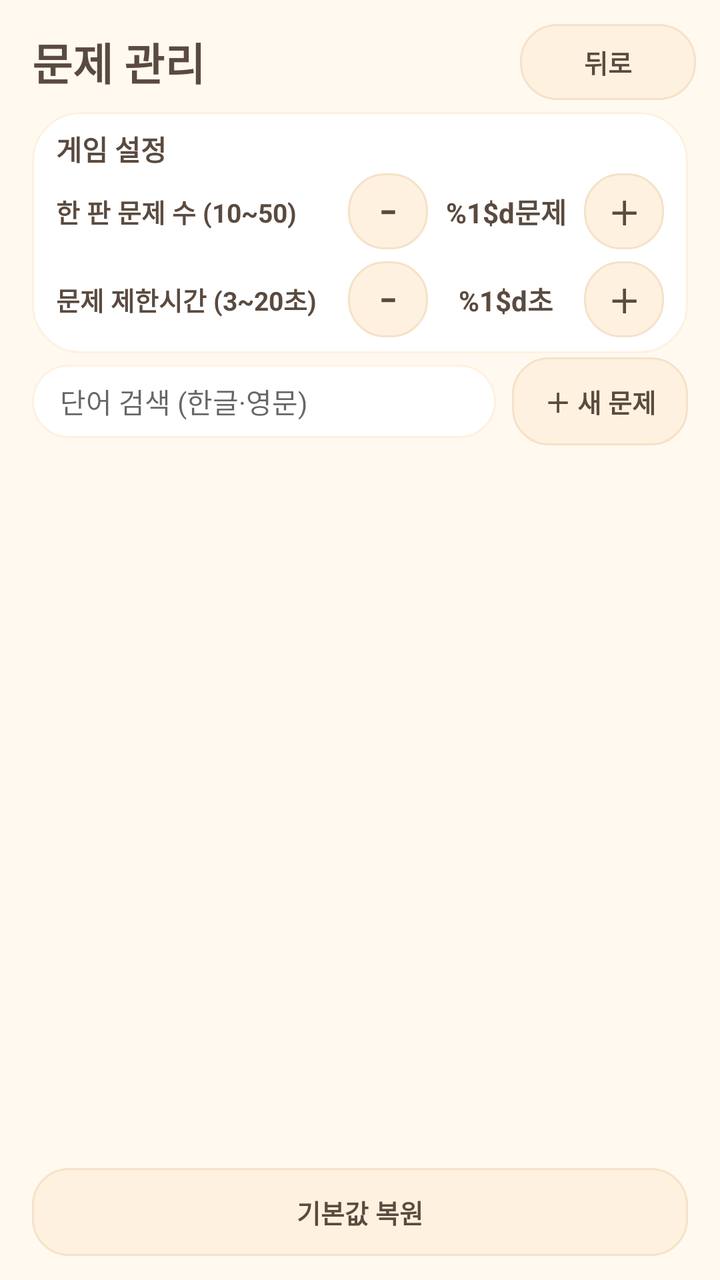
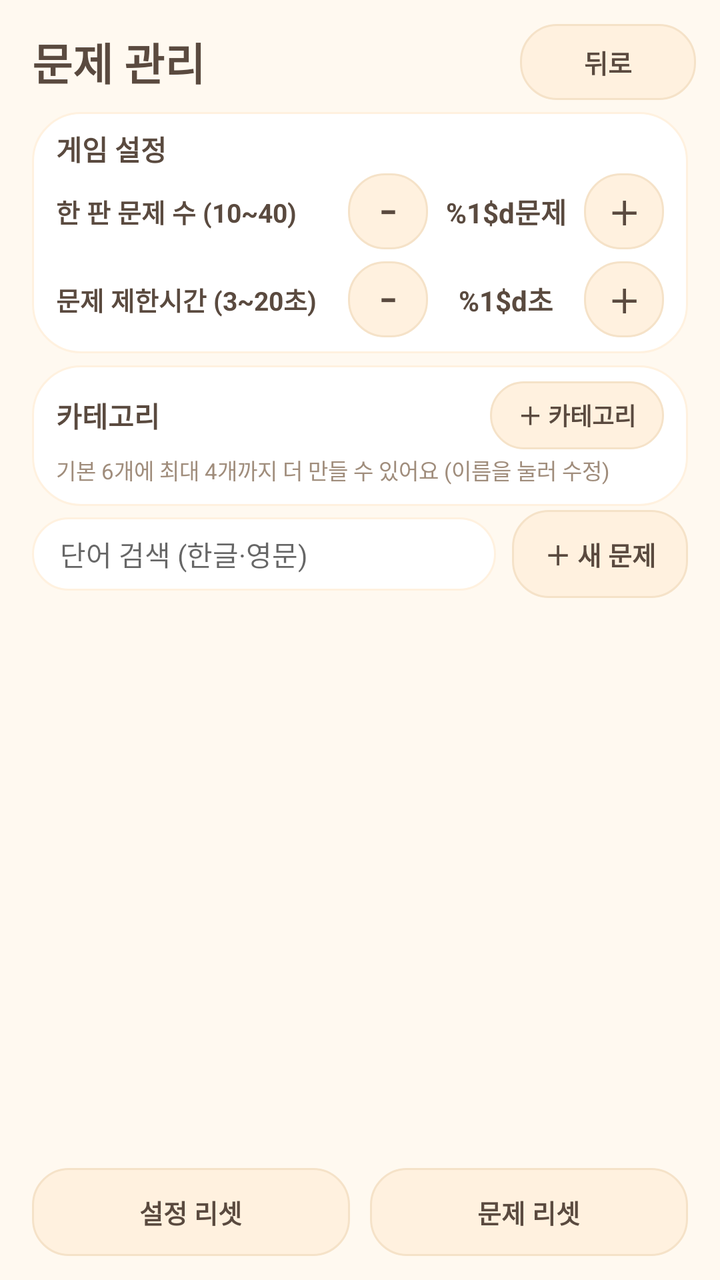

An Android layout rendered at two revisions. The XML below is the earlier revision; the diff shows what the commit changed to produce the second picture.
<!-- AndroidManifest.xml: application theme Theme.VoiceWordGame -->
<!-- res/layout/activity_admin.xml -->
<?xml version="1.0" encoding="utf-8"?>
<FrameLayout xmlns:android="http://schemas.android.com/apk/res/android"
    android:id="@+id/adminRoot"
    android:layout_width="match_parent"
    android:layout_height="match_parent"
    android:background="@color/cream">

    <LinearLayout
        android:layout_width="match_parent"
        android:layout_height="match_parent"
        android:orientation="vertical">

        <LinearLayout
            android:layout_width="match_parent"
            android:layout_height="wrap_content"
            android:gravity="center_vertical"
            android:orientation="horizontal"
            android:paddingStart="16dp"
            android:paddingTop="12dp"
            android:paddingEnd="12dp"
            android:paddingBottom="4dp">

            <TextView
                style="@style/TextTitle"
                android:layout_width="0dp"
                android:layout_height="wrap_content"
                android:layout_weight="1"
                android:text="@string/admin_title"
                android:textSize="22sp" />

            <TextView
                android:id="@+id/adminCount"
                style="@style/TextBody"
                android:layout_width="wrap_content"
                android:layout_height="wrap_content"
                android:layout_marginEnd="8dp" />

            <Button
                android:id="@+id/closeAdmin"
                style="@style/Widget.CuteButton"
                android:layout_width="wrap_content"
                android:layout_height="wrap_content"
                android:minHeight="38dp"
                android:text="@string/back"
                android:textSize="13sp" />
        </LinearLayout>

        
        <LinearLayout
            android:id="@+id/adminSettings"
            android:layout_width="match_parent"
            android:layout_height="wrap_content"
            android:layout_marginStart="16dp"
            android:layout_marginTop="2dp"
            android:layout_marginEnd="16dp"
            android:background="@drawable/bg_card"
            android:orientation="vertical"
            android:paddingStart="12dp"
            android:paddingTop="8dp"
            android:paddingEnd="12dp"
            android:paddingBottom="8dp">

            <TextView
                style="@style/TextSection"
                android:layout_width="wrap_content"
                android:layout_height="wrap_content"
                android:text="@string/admin_settings_title"
                android:textSize="14sp" />

            
            <LinearLayout
                android:layout_width="match_parent"
                android:layout_height="wrap_content"
                android:layout_marginTop="2dp"
                android:gravity="center_vertical"
                android:orientation="horizontal">

                <TextView
                    style="@style/TextBody"
                    android:layout_width="0dp"
                    android:layout_height="wrap_content"
                    android:layout_weight="1"
                    android:text="@string/admin_setting_questions"
                    android:textColor="@color/ink"
                    android:textSize="13sp"
                    android:textStyle="bold" />

                <Button
                    android:id="@+id/settingCountMinus"
                    style="@style/Widget.CuteButton"
                    android:layout_width="40dp"
                    android:layout_height="38dp"
                    android:contentDescription="@string/admin_setting_minus_desc"
                    android:minWidth="0dp"
                    android:paddingStart="0dp"
                    android:paddingEnd="0dp"
                    android:text="@string/admin_setting_minus"
                    android:textSize="16sp" />

                <TextView
                    android:id="@+id/settingCountValue"
                    style="@style/TextBody"
                    android:layout_width="78dp"
                    android:layout_height="wrap_content"
                    android:gravity="center"
                    android:text="@string/admin_setting_questions_value"
                    android:textColor="@color/ink"
                    android:textSize="14sp"
                    android:textStyle="bold" />

                <Button
                    android:id="@+id/settingCountPlus"
                    style="@style/Widget.CuteButton"
                    android:layout_width="40dp"
                    android:layout_height="38dp"
                    android:contentDescription="@string/admin_setting_plus_desc"
                    android:minWidth="0dp"
                    android:paddingStart="0dp"
                    android:paddingEnd="0dp"
                    android:text="@string/admin_setting_plus"
                    android:textSize="16sp" />
            </LinearLayout>

            
            <LinearLayout
                android:layout_width="match_parent"
                android:layout_height="wrap_content"
                android:layout_marginTop="6dp"
                android:gravity="center_vertical"
                android:orientation="horizontal">

                <TextView
                    style="@style/TextBody"
                    android:layout_width="0dp"
                    android:layout_height="wrap_content"
                    android:layout_weight="1"
                    android:text="@string/admin_setting_time"
                    android:textColor="@color/ink"
                    android:textSize="13sp"
                    android:textStyle="bold" />

                <Button
                    android:id="@+id/settingTimeMinus"
                    style="@style/Widget.CuteButton"
                    android:layout_width="40dp"
                    android:layout_height="38dp"
                    android:contentDescription="@string/admin_setting_minus_desc"
                    android:minWidth="0dp"
                    android:paddingStart="0dp"
                    android:paddingEnd="0dp"
                    android:text="@string/admin_setting_minus"
                    android:textSize="16sp" />

                <TextView
                    android:id="@+id/settingTimeValue"
                    style="@style/TextBody"
                    android:layout_width="78dp"
                    android:layout_height="wrap_content"
                    android:gravity="center"
                    android:text="@string/admin_setting_time_value"
                    android:textColor="@color/ink"
                    android:textSize="14sp"
                    android:textStyle="bold" />

                <Button
                    android:id="@+id/settingTimePlus"
                    style="@style/Widget.CuteButton"
                    android:layout_width="40dp"
                    android:layout_height="38dp"
                    android:contentDescription="@string/admin_setting_plus_desc"
                    android:minWidth="0dp"
                    android:paddingStart="0dp"
                    android:paddingEnd="0dp"
                    android:text="@string/admin_setting_plus"
                    android:textSize="16sp" />
            </LinearLayout>
        </LinearLayout>

        <LinearLayout
            android:layout_width="match_parent"
            android:layout_height="wrap_content"
            android:gravity="center_vertical"
            android:orientation="horizontal"
            android:paddingStart="16dp"
            android:paddingTop="2dp"
            android:paddingEnd="16dp">

            <EditText
                android:id="@+id/adminSearch"
                android:layout_width="0dp"
                android:layout_height="wrap_content"
                android:layout_weight="1"
                android:background="@drawable/bg_pill"
                android:hint="@string/admin_search_hint"
                android:imeOptions="actionSearch"
                android:importantForAutofill="no"
                android:inputType="text"
                android:paddingStart="14dp"
                android:paddingTop="8dp"
                android:paddingEnd="14dp"
                android:paddingBottom="8dp"
                android:singleLine="true"
                android:textColor="@color/ink"
                android:textSize="14sp" />

            <Button
                android:id="@+id/addProblem"
                style="@style/Widget.CuteButton"
                android:layout_width="wrap_content"
                android:layout_height="wrap_content"
                android:layout_marginStart="8dp"
                android:text="@string/admin_add"
                android:textSize="13sp" />
        </LinearLayout>

        <HorizontalScrollView
            android:layout_width="match_parent"
            android:layout_height="wrap_content"
            android:paddingStart="12dp"
            android:paddingTop="2dp"
            android:paddingEnd="12dp"
            android:scrollbars="none">

            <LinearLayout
                android:id="@+id/adminFilterRow"
                android:layout_width="wrap_content"
                android:layout_height="wrap_content"
                android:orientation="horizontal" />
        </HorizontalScrollView>

        <TextView
            android:id="@+id/adminEmpty"
            style="@style/TextBody"
            android:layout_width="match_parent"
            android:layout_height="wrap_content"
            android:layout_marginTop="26dp"
            android:gravity="center"
            android:text="@string/admin_empty"
            android:textSize="14sp"
            android:visibility="gone" />

        <androidx.recyclerview.widget.RecyclerView
            android:id="@+id/problemList"
            android:layout_width="match_parent"
            android:layout_height="0dp"
            android:layout_weight="1"
            android:clipToPadding="false"
            android:paddingStart="12dp"
            android:paddingTop="4dp"
            android:paddingEnd="12dp"
            android:paddingBottom="6dp"
            android:scrollbars="none" />

        <Button
            android:id="@+id/restoreDefaults"
            style="@style/Widget.CuteButton"
            android:layout_width="match_parent"
            android:layout_height="wrap_content"
            android:layout_marginStart="16dp"
            android:layout_marginTop="2dp"
            android:layout_marginEnd="16dp"
            android:layout_marginBottom="12dp"
            android:text="@string/admin_restore"
            android:textSize="13sp" />
    </LinearLayout>
</FrameLayout>
<!-- resources referenced by this layout -->
<resources>
  <color name="cream">#FFF9F0</color>
  <color name="ink">#5A4A3F</color>
  <!-- drawable bg_card (drawable) -->
  <?xml version="1.0" encoding="utf-8"?>
  <shape xmlns:android="http://schemas.android.com/apk/res/android" android:shape="rectangle">
      <solid android:color="@color/card" />
      <corners android:radius="24dp" />
      <stroke android:width="1dp" android:color="@color/cream_deep" />
  </shape>
  <!-- drawable bg_pill (drawable) -->
  <?xml version="1.0" encoding="utf-8"?>
  <shape xmlns:android="http://schemas.android.com/apk/res/android" android:shape="rectangle">
      <solid android:color="@color/card" />
      <corners android:radius="999dp" />
      <stroke android:width="1dp" android:color="@color/cream_deep" />
  </shape>
  <string name="admin_add">＋ 새 문제</string>
  <string name="admin_empty">조건에 맞는 문제가 없어요</string>
  <string name="admin_restore">기본값 복원</string>
  <string name="admin_search_hint">단어 검색 (한글·영문)</string>
  <string name="admin_setting_minus">−</string>
  <string name="admin_setting_minus_desc">줄이기</string>
  <string name="admin_setting_plus">＋</string>
  <string name="admin_setting_plus_desc">늘리기</string>
  <string name="admin_setting_questions">한 판 문제 수 (10~50)</string>
  <string name="admin_setting_questions_value">%1$d문제</string>
  <string name="admin_setting_time">문제 제한시간 (3~20초)</string>
  <string name="admin_setting_time_value">%1$d초</string>
  <string name="admin_settings_title">게임 설정</string>
  <string name="admin_title">문제 관리</string>
  <string name="back">뒤로</string>
  <style name="TextBody">
          <item name="android:textColor">@color/ink_soft</item>
          <item name="android:textSize">13sp</item>
      </style>
  <style name="TextSection">
          <item name="android:textColor">@color/ink</item>
          <item name="android:textSize">17sp</item>
          <item name="android:textStyle">bold</item>
      </style>
  <style name="TextTitle">
          <item name="android:textColor">@color/ink</item>
          <item name="android:textSize">22sp</item>
          <item name="android:textStyle">bold</item>
      </style>
  <style name="Widget.CuteButton" parent="Widget.AppCompat.Button.Borderless">
          <item name="android:background">@drawable/bg_button_soft</item>
          <item name="backgroundTint">@null</item>
          <item name="android:textColor">@color/ink</item>
          <item name="android:textSize">14sp</item>
          <item name="android:textStyle">bold</item>
          <item name="android:minHeight">44dp</item>
          <item name="android:paddingLeft">14dp</item>
          <item name="android:paddingRight">14dp</item>
          <item name="android:textAllCaps">false</item>
      </style>
  <color name="card">#FFFFFF</color>
  <color name="cream_deep">#FFF1DF</color>
  <color name="ink_soft">#A08D7C</color>
  <!-- drawable bg_button_soft (drawable) -->
  <?xml version="1.0" encoding="utf-8"?>
  <ripple xmlns:android="http://schemas.android.com/apk/res/android" android:color="@color/shadow">
      <item>
          <shape android:shape="rectangle">
              <solid android:color="@color/cream_deep" />
              <corners android:radius="18dp" />
              <stroke android:width="1dp" android:color="#F5E2C8" />
          </shape>
      </item>
  </ripple>
  <color name="coral_deep">#EE8B76</color>
  <style name="ThemeOverlay.Cute.Dialog" parent="ThemeOverlay.MaterialComponents.MaterialAlertDialog">
          <item name="colorPrimary">@color/coral_deep</item>
          <item name="colorSecondary">@color/mint_deep</item>
          <item name="android:background">@color/cream</item>
      </style>
  <color name="shadow">#1A5A4A3F</color>
  <color name="mint_deep">#4FBE93</color>
  <!-- unchanged entries left out for length: 1 -->
</resources>

<!-- the commit's change to res/layout/activity_admin.xml (unified diff, before → after) -->
@@ -174,6 +174,63 @@
                     android:text="@string/admin_setting_plus"
                     android:textSize="16sp" />
             </LinearLayout>
+        </LinearLayout>
+
+        
+        <LinearLayout
+            android:id="@+id/adminCategories"
+            android:layout_width="match_parent"
+            android:layout_height="wrap_content"
+            android:layout_marginStart="16dp"
+            android:layout_marginTop="6dp"
+            android:layout_marginEnd="16dp"
+            android:background="@drawable/bg_card"
+            android:orientation="vertical"
+            android:paddingStart="12dp"
+            android:paddingTop="8dp"
+            android:paddingEnd="12dp"
+            android:paddingBottom="8dp">
+
+            <LinearLayout
+                android:layout_width="match_parent"
+                android:layout_height="wrap_content"
+                android:gravity="center_vertical"
+                android:orientation="horizontal">
+
+                <TextView
+                    style="@style/TextSection"
+                    android:layout_width="0dp"
+                    android:layout_height="wrap_content"
+                    android:layout_weight="1"
+                    android:text="@string/admin_categories_title"
+                    android:textSize="14sp" />
+
+                <Button
+                    android:id="@+id/addCategory"
+                    style="@style/Widget.CuteButton"
+                    android:layout_width="wrap_content"
+                    android:layout_height="34dp"
+                    android:minHeight="34dp"
+                    android:minWidth="0dp"
+                    android:text="@string/admin_category_add"
+                    android:textSize="12sp" />
+            </LinearLayout>
+
+            <TextView
+                android:id="@+id/adminCategoryHint"
+                style="@style/TextBody"
+                android:layout_width="match_parent"
+                android:layout_height="wrap_content"
+                android:layout_marginTop="2dp"
+                android:text="@string/admin_category_hint"
+                android:textSize="11sp" />
+
+            <LinearLayout
+                android:id="@+id/adminCategoryRow"
+                android:layout_width="match_parent"
+                android:layout_height="wrap_content"
+                android:layout_marginTop="2dp"
+                android:orientation="vertical" />
         </LinearLayout>
 
         <LinearLayout
@@ -251,16 +308,35 @@
             android:paddingBottom="6dp"
             android:scrollbars="none" />
 
-        <Button
-            android:id="@+id/restoreDefaults"
-            style="@style/Widget.CuteButton"
+        
+        <LinearLayout
             android:layout_width="match_parent"
             android:layout_height="wrap_content"
             android:layout_marginStart="16dp"
             android:layout_marginTop="2dp"
             android:layout_marginEnd="16dp"
             android:layout_marginBottom="12dp"
-            android:text="@string/admin_restore"
-            android:textSize="13sp" />
+            android:orientation="horizontal">
+
+            <Button
+                android:id="@+id/resetSettings"
+                style="@style/Widget.CuteButton"
+                android:layout_width="0dp"
+                android:layout_height="wrap_content"
+                android:layout_marginEnd="5dp"
+                android:layout_weight="1"
+                android:text="@string/admin_reset_settings"
+                android:textSize="13sp" />
+
+            <Button
+                android:id="@+id/resetProblems"
+                style="@style/Widget.CuteButton"
+                android:layout_width="0dp"
+                android:layout_height="wrap_content"
+                android:layout_marginStart="5dp"
+                android:layout_weight="1"
+                android:text="@string/admin_reset_problems"
+                android:textSize="13sp" />
+        </LinearLayout>
     </LinearLayout>
 </FrameLayout>
<!-- resource entries referenced after the edit -->
@@ -17,14 +17,18 @@
       <stroke android:width="1dp" android:color="@color/cream_deep" />
   </shape>
   <string name="admin_add">＋ 새 문제</string>
+  <string name="admin_categories_title">카테고리</string>
+  <string name="admin_category_add">＋ 카테고리</string>
+  <string name="admin_category_hint">기본 6개에 최대 4개까지 더 만들 수 있어요 (이름을 눌러 수정)</string>
   <string name="admin_empty">조건에 맞는 문제가 없어요</string>
-  <string name="admin_restore">기본값 복원</string>
+  <string name="admin_reset_problems">문제 리셋</string>
+  <string name="admin_reset_settings">설정 리셋</string>
   <string name="admin_search_hint">단어 검색 (한글·영문)</string>
   <string name="admin_setting_minus">−</string>
   <string name="admin_setting_minus_desc">줄이기</string>
   <string name="admin_setting_plus">＋</string>
   <string name="admin_setting_plus_desc">늘리기</string>
-  <string name="admin_setting_questions">한 판 문제 수 (10~50)</string>
+  <string name="admin_setting_questions">한 판 문제 수 (10~40)</string>
   <string name="admin_setting_questions_value">%1$d문제</string>
   <string name="admin_setting_time">문제 제한시간 (3~20초)</string>
   <string name="admin_setting_time_value">%1$d초</string>
